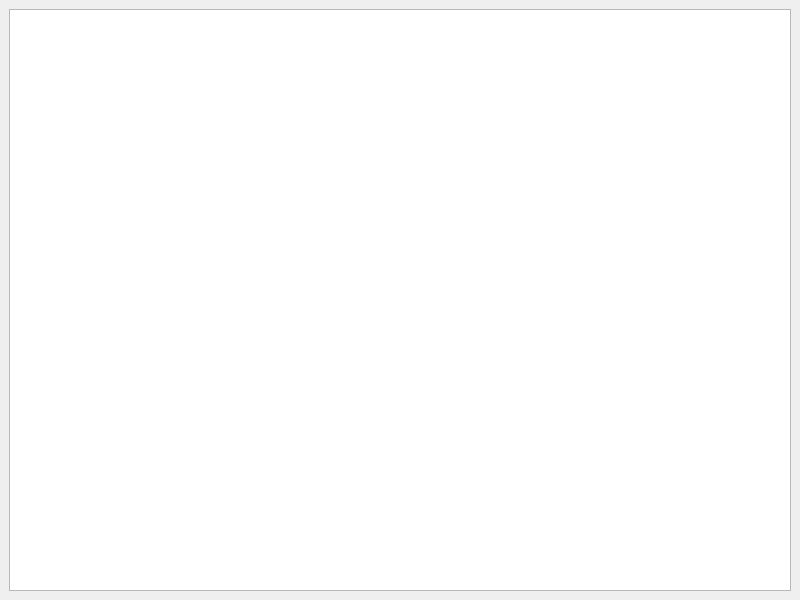
The window that error.ui (LeoMirr/tagcoder) describes before a commit, drawn with Qt 5.
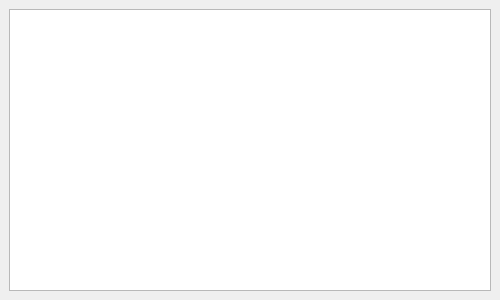
The same window after the commit.

Patch:
```diff
--- a/error.ui
+++ b/error.ui
@@ -6,8 +6,8 @@
    <rect>
     <x>0</x>
     <y>0</y>
-    <width>800</width>
-    <height>600</height>
+    <width>500</width>
+    <height>300</height>
    </rect>
   </property>
   <property name="windowTitle">
```
